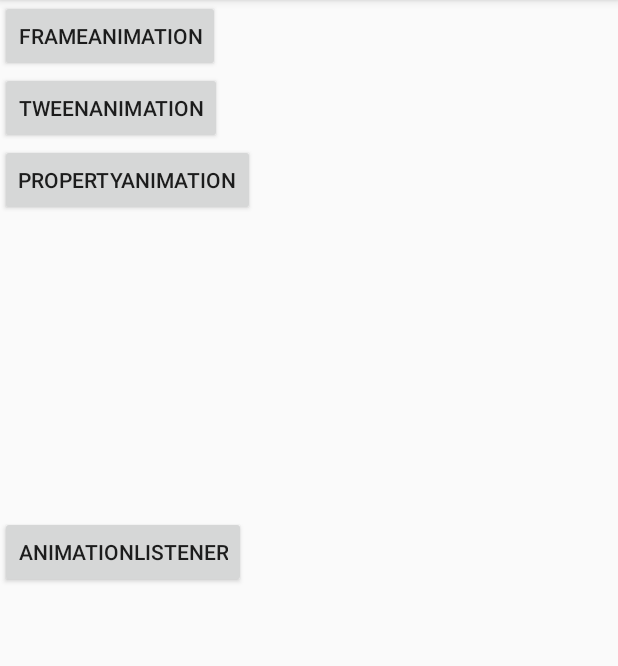
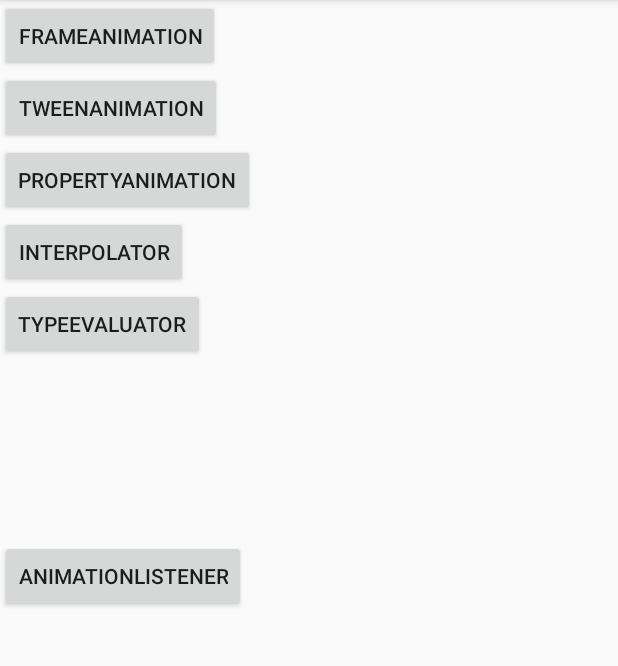
Before and after one commit to gx0609m/AndroidDemo, an Android app: the AnimationLearningActivity screen opened directly, with no data from a screen before it, on a phone screen of 412 x 824 dp, the part 84-750 px from its top. Run offline under Robolectric (Android 15) with nearby library versions, the phone set to English and light mode, and no system bars.

Commit message:
interpolator & evaluator

```diff
--- a/app/src/main/AndroidManifest.xml
+++ b/app/src/main/AndroidManifest.xml
@@ -90,6 +90,8 @@
         <activity android:name=".animation.frameanimation.FrameAnimationLearningActivity" />
         <activity android:name=".animation.propertyanimation.PropertyAnimationLearningActivity" />
         <activity android:name=".animation.tweenanimation.AnimationListenerLearningActivity" />
+        <activity android:name=".animation.interpolator.InterpolatorLearningActivity" />
+        <activity android:name=".animation.typeevaluator.TypeEvaluatorLearningActivity" />
 
     </application>
 
--- a/app/src/main/java/com/example/administrator/androiddemo/animation/AnimationLearningActivity.java
+++ b/app/src/main/java/com/example/administrator/androiddemo/animation/AnimationLearningActivity.java
@@ -8,9 +8,11 @@ import android.widget.Button;
 
 import com.example.administrator.androiddemo.R;
 import com.example.administrator.androiddemo.animation.frameanimation.FrameAnimationLearningActivity;
+import com.example.administrator.androiddemo.animation.interpolator.InterpolatorLearningActivity;
 import com.example.administrator.androiddemo.animation.propertyanimation.PropertyAnimationLearningActivity;
 import com.example.administrator.androiddemo.animation.tweenanimation.AnimationListenerLearningActivity;
 import com.example.administrator.androiddemo.animation.tweenanimation.TweenAnimationLearningActivity;
+import com.example.administrator.androiddemo.animation.typeevaluator.TypeEvaluatorLearningActivity;
 import com.example.administrator.androiddemo.base.BaseActivity;
 
 /**
@@ -24,6 +26,9 @@ public class AnimationLearningActivity extends BaseActivity implements View.OnCl
     private Button frameAnimation;
     private Button tweenAnimation;
     private Button propertyAnimation;
+
+    private Button interpolator;
+    private Button typeEvaluator;
 
     private Button animationListener;
 
@@ -55,6 +60,14 @@ public class AnimationLearningActivity extends BaseActivity implements View.OnCl
                 intent = new Intent(AnimationLearningActivity.this, AnimationListenerLearningActivity.class);
                 startActivity(intent);
                 break;
+            case R.id.interpolator:
+                intent = new Intent(AnimationLearningActivity.this, InterpolatorLearningActivity.class);
+                startActivity(intent);
+                break;
+            case R.id.typeEvaluator:
+                intent = new Intent(AnimationLearningActivity.this, TypeEvaluatorLearningActivity.class);
+                startActivity(intent);
+                break;
         }
     }
 
@@ -70,5 +83,11 @@ public class AnimationLearningActivity extends BaseActivity implements View.OnCl
 
         animationListener = (Button) findViewById(R.id.animationListener);
         animationListener.setOnClickListener(this);
+
+        interpolator = (Button) findViewById(R.id.interpolator);
+        interpolator.setOnClickListener(this);
+
+        typeEvaluator = (Button) findViewById(R.id.typeEvaluator);
+        typeEvaluator.setOnClickListener(this);
     }
 }
--- a/app/src/main/res/layout/activity_animation_learning.xml
+++ b/app/src/main/res/layout/activity_animation_learning.xml
@@ -23,10 +23,22 @@
         android:text="PropertyAnimation" />
 
     <Button
+        android:id="@+id/interpolator"
+        android:layout_width="wrap_content"
+        android:layout_height="wrap_content"
+        android:text="Interpolator" />
+
+    <Button
+        android:id="@+id/typeEvaluator"
+        android:layout_width="wrap_content"
+        android:layout_height="wrap_content"
+        android:text="TypeEvaluator" />
+
+    <Button
         android:id="@+id/animationListener"
         android:layout_width="wrap_content"
         android:layout_height="wrap_content"
-        android:layout_marginTop="200dp"
+        android:layout_marginTop="120dp"
         android:text="AnimationListener" />
 
 </LinearLayout>
--- /dev/null
+++ b/app/src/main/res/layout/activity_interpolator_learning.xml
@@ -0,0 +1,6 @@
+<?xml version="1.0" encoding="utf-8"?>
+<LinearLayout xmlns:android="http://schemas.android.com/apk/res/android"
+    android:layout_width="match_parent"
+    android:layout_height="match_parent">
+
+</LinearLayout>
--- /dev/null
+++ b/app/src/main/res/layout/activity_typeevaluator_learning.xml
@@ -0,0 +1,6 @@
+<?xml version="1.0" encoding="utf-8"?>
+<LinearLayout xmlns:android="http://schemas.android.com/apk/res/android"
+    android:layout_width="match_parent"
+    android:layout_height="match_parent">
+
+</LinearLayout>
```
Also changed, not shown: app/src/main/java/com/example/administrator/androiddemo/animation/interpolator/InterpolatorLearningActivity.java (added, +22 -0 lines), app/src/main/java/com/example/administrator/androiddemo/animation/typeevaluator/TypeEvaluatorLearningActivity.java (added, +22 -0 lines), 3 other files.
